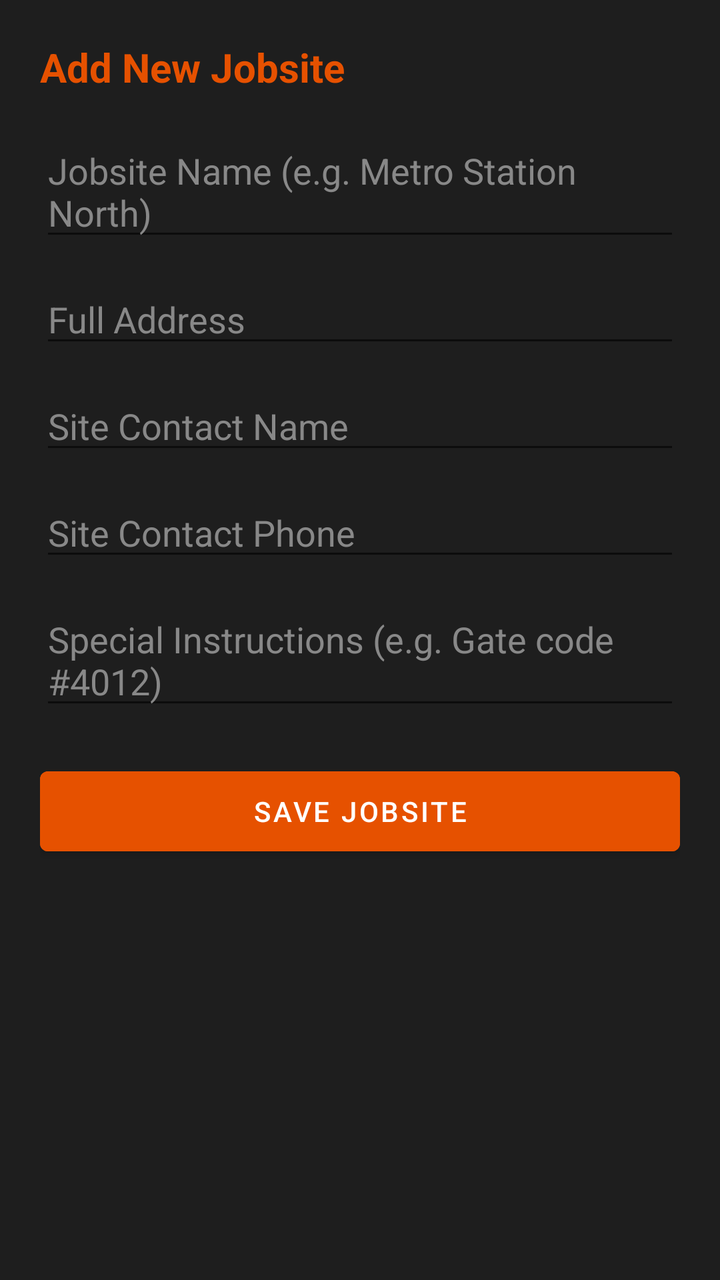
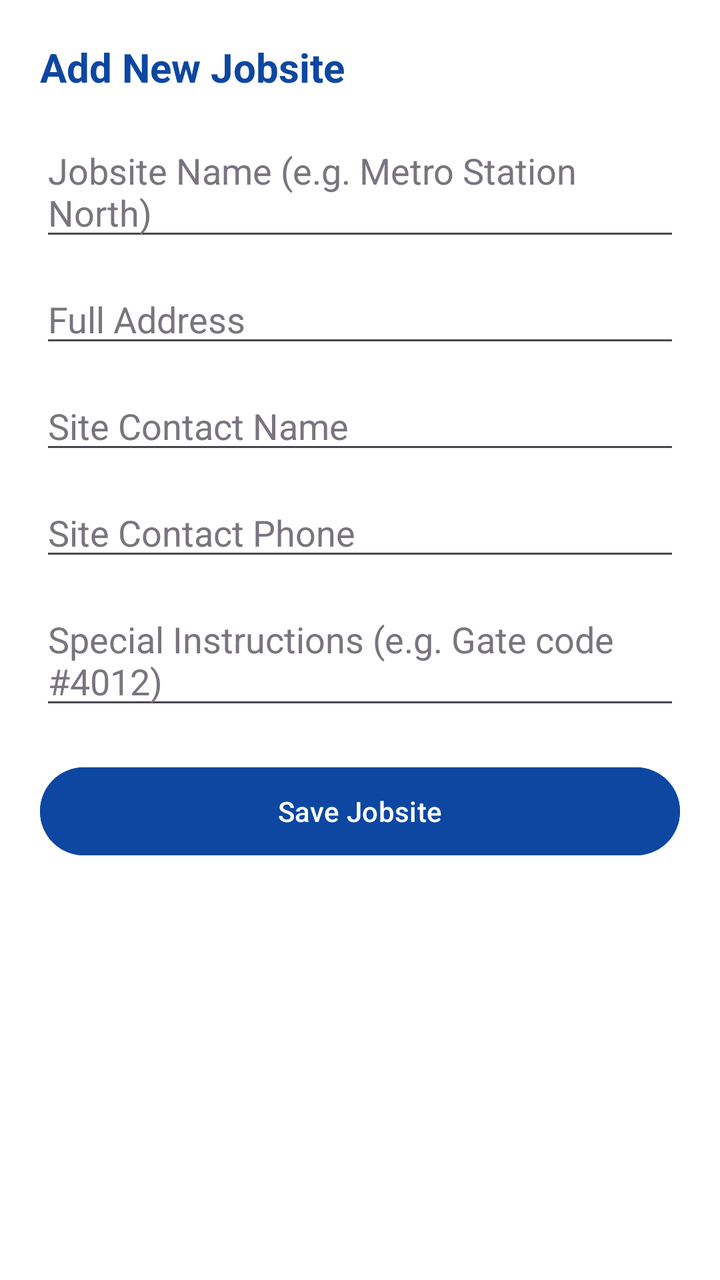

The first picture is an Android layout as it rendered before a commit; the second is the same layout after the commit. The layout source and the unified diff follow.
<!-- AndroidManifest.xml: application theme Theme.SecureAFenceClient -->
<!-- res/layout/dialog_add_jobsite.xml -->
<?xml version="1.0" encoding="utf-8"?>
<LinearLayout xmlns:android="http://schemas.android.com/apk/res/android"
    android:layout_width="match_parent"
    android:layout_height="wrap_content"
    android:orientation="vertical"
    android:padding="20dp"
    android:background="#1E1E1E">

    <TextView
        android:layout_width="wrap_content"
        android:layout_height="wrap_content"
        android:text="Add New Jobsite"
        android:textColor="#FFE65100"
        android:textSize="20sp"
        android:textStyle="bold"
        android:layout_marginBottom="16dp" />

    <EditText
        android:id="@+id/etSiteName"
        android:layout_width="match_parent"
        android:layout_height="wrap_content"
        android:hint="Jobsite Name (e.g. Metro Station North)"
        android:textColorHint="#888888"
        android:textColor="#FFFFFF"
        android:layout_marginBottom="12dp" />

    <EditText
        android:id="@+id/etSiteAddress"
        android:layout_width="match_parent"
        android:layout_height="wrap_content"
        android:hint="Full Address"
        android:textColorHint="#888888"
        android:textColor="#FFFFFF"
        android:layout_marginBottom="12dp" />

    <EditText
        android:id="@+id/etContactName"
        android:layout_width="match_parent"
        android:layout_height="wrap_content"
        android:hint="Site Contact Name"
        android:textColorHint="#888888"
        android:textColor="#FFFFFF"
        android:layout_marginBottom="12dp" />

    <EditText
        android:id="@+id/etContactPhone"
        android:layout_width="match_parent"
        android:layout_height="wrap_content"
        android:hint="Site Contact Phone"
        android:inputType="phone"
        android:textColorHint="#888888"
        android:textColor="#FFFFFF"
        android:layout_marginBottom="12dp" />

    <EditText
        android:id="@+id/etSpecialInstructions"
        android:layout_width="match_parent"
        android:layout_height="wrap_content"
        android:hint="Special Instructions (e.g. Gate code #4012)"
        android:textColorHint="#888888"
        android:textColor="#FFFFFF"
        android:layout_marginBottom="20dp" />

    <Button
        android:id="@+id/btnSaveJobsite"
        android:layout_width="match_parent"
        android:layout_height="52dp"
        android:text="Save Jobsite"
        android:backgroundTint="#FFE65100"
        android:textColor="#FFFFFF" />

</LinearLayout>
<!-- resources referenced by this layout -->
<resources>
  <style name="Theme.SecureAFenceClient" parent="Theme.MaterialComponents.DayNight.DarkActionBar">
          <item name="colorPrimary">@color/primary_orange</item>
          <item name="colorSecondary">@color/accent_gold</item>
      </style>
  <color name="primary_orange">#FFE65100</color>
  <color name="accent_gold">#FFFFB300</color>
</resources>

<!-- the commit's change to res/layout/dialog_add_jobsite.xml (unified diff, before → after) -->
@@ -4,13 +4,13 @@
     android:layout_height="wrap_content"
     android:orientation="vertical"
     android:padding="20dp"
-    android:background="#1E1E1E">
+    android:background="@color/white">
 
     <TextView
         android:layout_width="wrap_content"
         android:layout_height="wrap_content"
         android:text="Add New Jobsite"
-        android:textColor="#FFE65100"
+        android:textColor="@color/primary_blue"
         android:textSize="20sp"
         android:textStyle="bold"
         android:layout_marginBottom="16dp" />
@@ -20,8 +20,8 @@
         android:layout_width="match_parent"
         android:layout_height="wrap_content"
         android:hint="Jobsite Name (e.g. Metro Station North)"
-        android:textColorHint="#888888"
-        android:textColor="#FFFFFF"
+        android:textColorHint="@color/text_muted"
+        android:textColor="@color/text_primary"
         android:layout_marginBottom="12dp" />
 
     <EditText
@@ -29,8 +29,8 @@
         android:layout_width="match_parent"
         android:layout_height="wrap_content"
         android:hint="Full Address"
-        android:textColorHint="#888888"
-        android:textColor="#FFFFFF"
+        android:textColorHint="@color/text_muted"
+        android:textColor="@color/text_primary"
         android:layout_marginBottom="12dp" />
 
     <EditText
@@ -38,8 +38,8 @@
         android:layout_width="match_parent"
         android:layout_height="wrap_content"
         android:hint="Site Contact Name"
-        android:textColorHint="#888888"
-        android:textColor="#FFFFFF"
+        android:textColorHint="@color/text_muted"
+        android:textColor="@color/text_primary"
         android:layout_marginBottom="12dp" />
 
     <EditText
@@ -48,8 +48,8 @@
         android:layout_height="wrap_content"
         android:hint="Site Contact Phone"
         android:inputType="phone"
-        android:textColorHint="#888888"
-        android:textColor="#FFFFFF"
+        android:textColorHint="@color/text_muted"
+        android:textColor="@color/text_primary"
         android:layout_marginBottom="12dp" />
 
     <EditText
@@ -57,8 +57,8 @@
         android:layout_width="match_parent"
         android:layout_height="wrap_content"
         android:hint="Special Instructions (e.g. Gate code #4012)"
-        android:textColorHint="#888888"
-        android:textColor="#FFFFFF"
+        android:textColorHint="@color/text_muted"
+        android:textColor="@color/text_primary"
         android:layout_marginBottom="20dp" />
 
     <Button
@@ -66,7 +66,7 @@
         android:layout_width="match_parent"
         android:layout_height="52dp"
         android:text="Save Jobsite"
-        android:backgroundTint="#FFE65100"
-        android:textColor="#FFFFFF" />
+        android:backgroundTint="@color/primary_blue"
+        android:textColor="@color/white" />
 
 </LinearLayout>
<!-- resource entries referenced after the edit -->
@@ -1,10 +1,21 @@
 <!-- resources referenced by this layout -->
 <resources>
-  <style name="Theme.SecureAFenceClient" parent="Theme.MaterialComponents.DayNight.DarkActionBar">
-          <item name="colorPrimary">@color/primary_orange</item>
-          <item name="colorSecondary">@color/accent_gold</item>
+  <color name="primary_blue">#0D47A1</color>
+  <color name="text_muted">#79747E</color>
+  <color name="text_primary">#1C1B1F</color>
+  <color name="white">#FFFFFF</color>
+  <style name="Theme.SecureAFenceClient" parent="Theme.Material3.DayNight.NoActionBar">
+          <item name="colorPrimary">@color/primary_blue</item>
+          <item name="colorSecondary">@color/accent_orange</item>
+          <item name="colorOnPrimary">@color/white</item>
+          <item name="colorOnSecondary">@color/white</item>
+          <item name="android:windowBackground">@color/bg_light</item>
+          <item name="android:textColorPrimary">@color/text_primary</item>
+          <item name="android:textColorSecondary">@color/text_secondary</item>
+          <item name="android:statusBarColor">@color/primary_blue</item>
       </style>
-  <color name="primary_orange">#FFE65100</color>
-  <color name="accent_gold">#FFFFB300</color>
+  <color name="accent_orange">#FF6D00</color>
+  <color name="bg_light">#F8F9FA</color>
+  <color name="text_secondary">#49454F</color>
 </resources>
 
